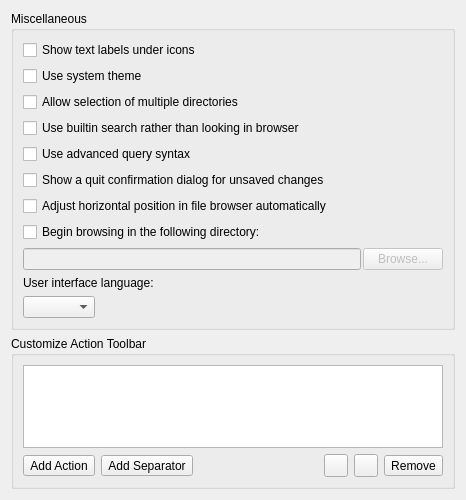
Old version of the form ui/options_interface.ui in the repository metabrainz/picard.
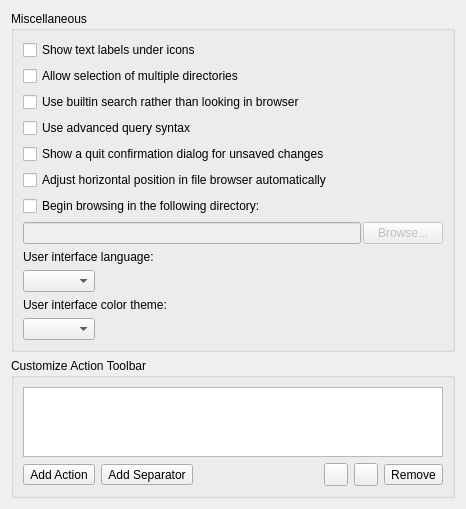
New version of the form. Icons and pictures are not drawn.

Commit message: Allow selection of light, dark or system theme

Diff of the .ui file:
```diff
--- a/ui/options_interface.ui
+++ b/ui/options_interface.ui
@@ -7,7 +7,7 @@
     <x>0</x>
     <y>0</y>
     <width>466</width>
-    <height>500</height>
+    <height>505</height>
    </rect>
   </property>
   <layout class="QVBoxLayout">
@@ -24,13 +24,6 @@
         </property>
        </widget>
       </item>
-      <item>
-       <widget class="QCheckBox" name="use_system_theme">
-        <property name="text">
-         <string>Use system theme</string>
-        </property>
-       </widget>
-      </item>
       <item>
        <widget class="QCheckBox" name="toolbar_multiselect">
         <property name="text">
@@ -124,6 +117,33 @@
         </item>
        </layout>
       </item>
+      <item>
+       <widget class="QLabel" name="label_theme">
+        <property name="text">
+         <string>User interface color theme:</string>
+        </property>
+       </widget>
+      </item>
+      <item>
+       <layout class="QHBoxLayout" name="horizontalLayout_2">
+        <item>
+         <widget class="QComboBox" name="ui_theme"/>
+        </item>
+        <item>
+         <spacer name="horizontalSpacer_2">
+          <property name="orientation">
+           <enum>Qt::Horizontal</enum>
+          </property>
+          <property name="sizeHint" stdset="0">
+           <size>
+            <width>40</width>
+            <height>20</height>
+           </size>
+          </property>
+         </spacer>
+        </item>
+       </layout>
+      </item>
      </layout>
     </widget>
    </item>
```
The commit also changes 6 other files.
